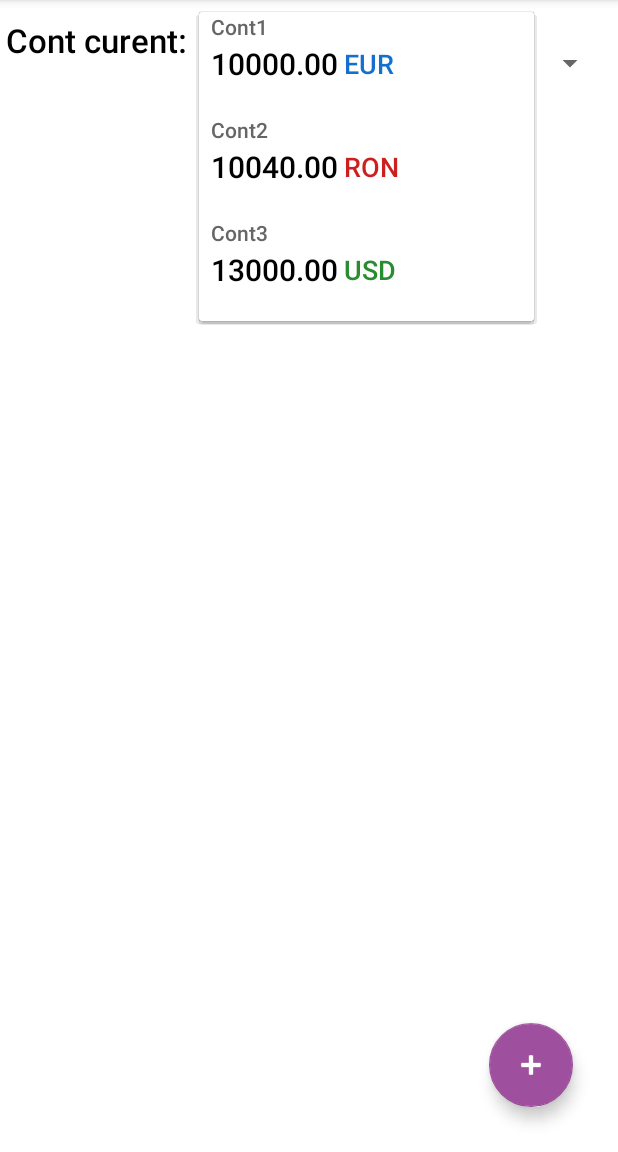
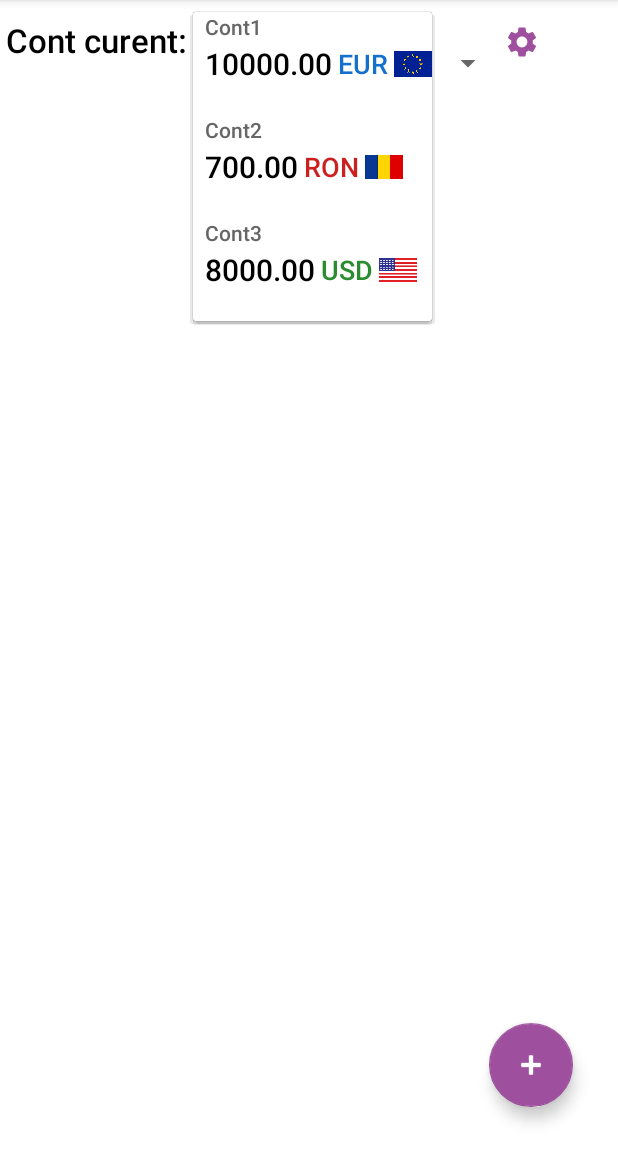
Before and after one commit to mihaiLambru/Budget-Tracker, an Android app: the MainActivity screen opened directly, with no data from a screen before it, after a tap on "Cont1", on a phone screen of 412 x 824 dp, the part 84-1236 px from its top. Run offline under Robolectric (Android 15) with nearby library versions, the phone set to English and light mode, and no system bars; 1 statement that could not run was skipped.

Commit message:
Update MainActivity + CustomAdapter

```diff
--- a/app/src/main/java/com/example/budgettracker/CustomAdapter.java
+++ b/app/src/main/java/com/example/budgettracker/CustomAdapter.java
@@ -6,6 +6,7 @@
 import android.view.ViewGroup;
 import android.widget.ArrayAdapter;
 import android.widget.BaseAdapter;
+import android.widget.ImageView;
 import android.widget.TextView;
 
 import java.util.List;
@@ -32,21 +33,28 @@
         TextView textViewNumeCont = convertView.findViewById(R.id.textViewNumeCont);
         TextView textViewSumaCont = convertView.findViewById(R.id.textViewSumaCont);
         TextView textViewMonedaCont = convertView.findViewById(R.id.textViewMonedaCont);
+        ImageView imageViewMoneda = convertView.findViewById(R.id.imageView);
 
         Cont cont = getItem(position);
 
         textViewNumeCont.setText(cont.getNume());
         textViewSumaCont.setText(String.format("%.2f", cont.getSuma()));
+
         String moneda = cont.getMoneda().toLowerCase();
 
-        if (moneda.equals("eur")) {
-            textViewMonedaCont.setTextColor(getContext().getResources().getColor(R.color.color_eur));
-        }
-        else if(moneda.equals("usd")) {
-            textViewMonedaCont.setTextColor(getContext().getResources().getColor(R.color.color_usd));
-        }
-        else if(moneda.equals("ron")) {
-            textViewMonedaCont.setTextColor(getContext().getResources().getColor(R.color.color_ron));
+        switch (moneda) {
+            case "eur":
+                textViewMonedaCont.setTextColor(getContext().getResources().getColor(R.color.color_eur));
+                imageViewMoneda.setImageResource(R.drawable.eur);
+                break;
+            case "usd":
+                textViewMonedaCont.setTextColor(getContext().getResources().getColor(R.color.color_usd));
+                imageViewMoneda.setImageResource(R.drawable.usd);
+                break;
+            case "ron":
+                textViewMonedaCont.setTextColor(getContext().getResources().getColor(R.color.color_ron));
+                imageViewMoneda.setImageResource(R.drawable.ron);
+                break;
         }
 
         textViewMonedaCont.setText(moneda.toUpperCase());
--- a/app/src/main/java/com/example/budgettracker/MainActivity.java
+++ b/app/src/main/java/com/example/budgettracker/MainActivity.java
@@ -17,8 +17,8 @@
 
         List<Cont> listaTest = new ArrayList<>();
         Cont cont1 = new Cont("Cont1", 10000,"EUR");
-        Cont cont2 = new Cont("Cont2", 10040,"RON");
-        Cont cont3 = new Cont("Cont3", 13000, "USD");
+        Cont cont2 = new Cont("Cont2", 700,"RON");
+        Cont cont3 = new Cont("Cont3", 8000, "USD");
         listaTest.add(cont1);
         listaTest.add(cont2);
         listaTest.add(cont3);
--- /dev/null
+++ b/app/src/main/res/drawable/settings_icon.xml
@@ -0,0 +1,5 @@
+<vector android:height="24dp" android:tint="#9E4F9E"
+    android:viewportHeight="24" android:viewportWidth="24"
+    android:width="24dp" xmlns:android="http://schemas.android.com/apk/res/android">
+    <path android:fillColor="@android:color/white" android:pathData="M19.14,12.94c0.04,-0.3 0.06,-0.61 0.06,-0.94c0,-0.32 -0.02,-0.64 -0.07,-0.94l2.03,-1.58c0.18,-0.14 0.23,-0.41 0.12,-0.61l-1.92,-3.32c-0.12,-0.22 -0.37,-0.29 -0.59,-0.22l-2.39,0.96c-0.5,-0.38 -1.03,-0.7 -1.62,-0.94L14.4,2.81c-0.04,-0.24 -0.24,-0.41 -0.48,-0.41h-3.84c-0.24,0 -0.43,0.17 -0.47,0.41L9.25,5.35C8.66,5.59 8.12,5.92 7.63,6.29L5.24,5.33c-0.22,-0.08 -0.47,0 -0.59,0.22L2.74,8.87C2.62,9.08 2.66,9.34 2.86,9.48l2.03,1.58C4.84,11.36 4.8,11.69 4.8,12s0.02,0.64 0.07,0.94l-2.03,1.58c-0.18,0.14 -0.23,0.41 -0.12,0.61l1.92,3.32c0.12,0.22 0.37,0.29 0.59,0.22l2.39,-0.96c0.5,0.38 1.03,0.7 1.62,0.94l0.36,2.54c0.05,0.24 0.24,0.41 0.48,0.41h3.84c0.24,0 0.44,-0.17 0.47,-0.41l0.36,-2.54c0.59,-0.24 1.13,-0.56 1.62,-0.94l2.39,0.96c0.22,0.08 0.47,0 0.59,-0.22l1.92,-3.32c0.12,-0.22 0.07,-0.47 -0.12,-0.61L19.14,12.94zM12,15.6c-1.98,0 -3.6,-1.62 -3.6,-3.6s1.62,-3.6 3.6,-3.6s3.6,1.62 3.6,3.6S13.98,15.6 12,15.6z"/>
+</vector>
--- a/app/src/main/res/layout/activity_main.xml
+++ b/app/src/main/res/layout/activity_main.xml
@@ -21,19 +21,16 @@
 
     <Spinner
         android:id="@+id/spinner"
-        android:layout_width="0dp"
+        android:layout_width="wrap_content"
         android:layout_height="wrap_content"
-        android:layout_marginStart="8dp"
+        android:layout_marginStart="4dp"
         android:layout_marginTop="8dp"
-        android:layout_marginEnd="8dp"
         android:gravity="center"
-        app:layout_constraintEnd_toEndOf="parent"
-        app:layout_constraintHorizontal_bias="0.0"
         app:layout_constraintStart_toEndOf="@+id/textViewContCurent"
         app:layout_constraintTop_toTopOf="parent" />
 
     <com.google.android.material.floatingactionbutton.FloatingActionButton
-        android:id="@+id/floatingActionButton2"
+        android:id="@+id/floatingActionButton"
         android:layout_width="wrap_content"
         android:layout_height="wrap_content"
         android:layout_marginEnd="30dp"
@@ -43,4 +40,16 @@
         app:layout_constraintEnd_toEndOf="parent"
         app:srcCompat="@android:drawable/ic_input_add" />
 
+    <android.widget.Button
+        android:id="@+id/buttonSettings"
+        android:layout_width="24dp"
+        android:layout_height="24dp"
+        android:layout_marginTop="16dp"
+        android:layout_marginEnd="4dp"
+        android:background="@drawable/settings_icon"
+        app:layout_constraintEnd_toEndOf="parent"
+        app:layout_constraintHorizontal_bias="0.0"
+        app:layout_constraintStart_toEndOf="@+id/spinner"
+        app:layout_constraintTop_toTopOf="parent" />
+
 </androidx.constraintlayout.widget.ConstraintLayout>
--- a/app/src/main/res/layout/item_spinner.xml
+++ b/app/src/main/res/layout/item_spinner.xml
@@ -31,14 +31,15 @@
 
     <ImageView
         android:id="@+id/imageView"
-        android:layout_width="30dp"
+        android:layout_width="25dp"
         android:layout_height="20dp"
         android:layout_marginStart="4dp"
         app:layout_constraintBottom_toBottomOf="parent"
         app:layout_constraintEnd_toEndOf="parent"
         app:layout_constraintHorizontal_bias="0.0"
         app:layout_constraintStart_toEndOf="@+id/textViewMonedaCont"
-        app:layout_constraintTop_toTopOf="parent" />
+        app:layout_constraintTop_toTopOf="parent"
+        />
 
     <TextView
         android:id="@+id/textViewMonedaCont"
@@ -46,7 +47,6 @@
         android:layout_height="wrap_content"
         android:layout_marginStart="4dp"
         android:fontFamily="sans-serif-medium"
-        android:textColor="@color/color_eur"
         android:textSize="18sp"
         app:layout_constraintBottom_toBottomOf="parent"
         app:layout_constraintStart_toEndOf="@+id/textViewSumaCont"
```
Also changed, not shown: app/src/main/res/drawable/eur.png (added), app/src/main/res/drawable/ron.png (added), app/src/main/res/drawable/usd.png (added).
